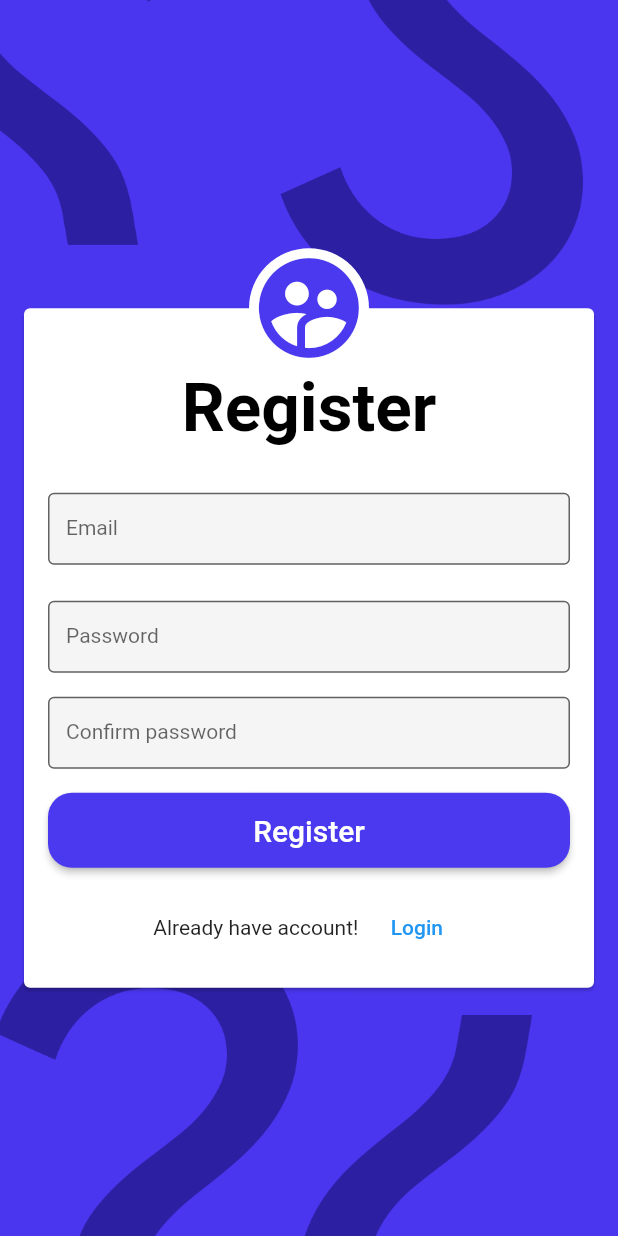
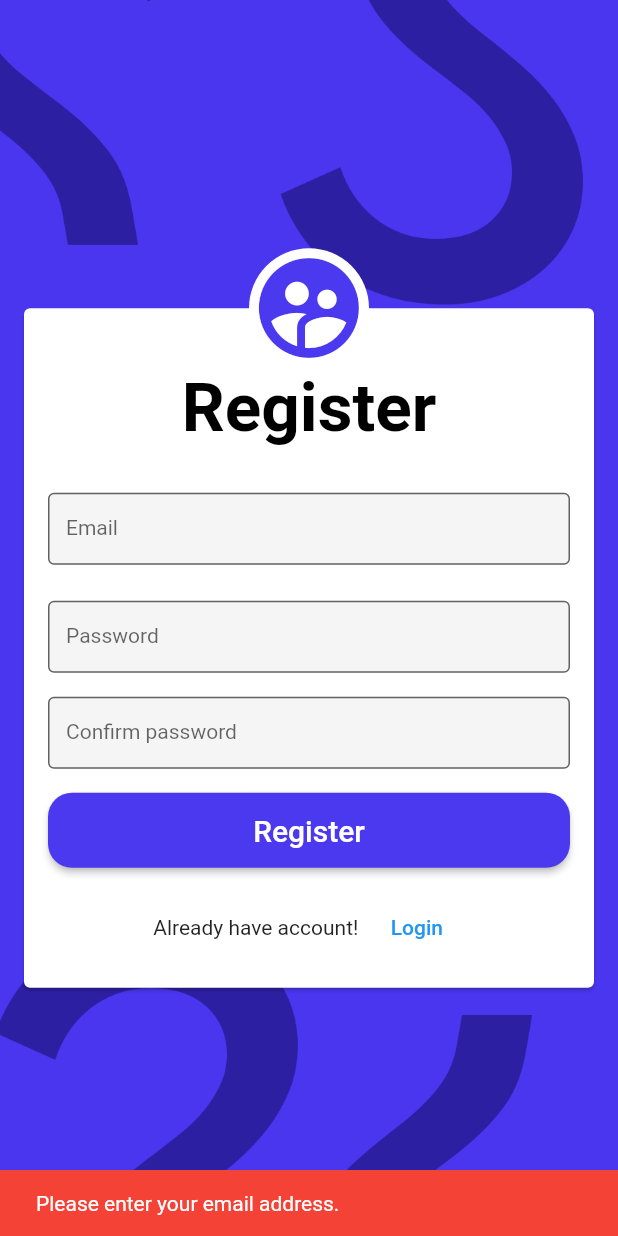
Before and after one commit to matthewgatto/crowd-flutter, a Flutter app: the RegisterPage screen opened by its route, after a tap on "Register", on a phone screen of 412 x 824 dp. Run offline on Flutter 3.47's test engine with Material 2 defaults, Android fonts, the phone set to English and light mode, and no system bars; drawn by our look-alikes of auto_size_text; our stand-ins replace cloud_firestore, dropdown_button2, easy_debounce, equatable, firebase_auth, firebase_core and 12 more; missing offline and left inert: json_path, mime_type; accounts and stored records are empty.

Commit message:
add register logic

```diff
--- a/lib/pages/register_page/register_page.dart
+++ b/lib/pages/register_page/register_page.dart
@@ -1,14 +1,67 @@
+import 'package:crowds/enum/snack_bar_type.dart';
+import 'package:crowds/services/snack_bar_service.dart';
 import 'package:crowds/widgets/base_scaffold.dart';
 import 'package:crowds/widgets/button_widget.dart';
 import 'package:crowds/widgets/text_form_field_widget.dart';
+import 'package:firebase_auth/firebase_auth.dart';
 import 'package:flutter/material.dart';
+import 'package:go_router/go_router.dart';
 
-class RegisterPage extends StatelessWidget {
+class RegisterPage extends StatefulWidget {
   const RegisterPage({super.key});
 
-  void _register(BuildContext context) {}
+  @override
+  State<RegisterPage> createState() => _RegisterPageState();
+}
 
-  void _login(BuildContext context) {}
+class _RegisterPageState extends State<RegisterPage> {
+  final _controllerUserName = TextEditingController();
+  final _controllerPassword = TextEditingController();
+  final _controllerPasswordConfirm = TextEditingController();
+
+  Future<void> _register(BuildContext context) async {
+    String? errorMessage;
+    if (_controllerUserName.text.isEmpty) {
+      errorMessage = "Please enter your email address.";
+    } else if (_controllerPassword.text.isEmpty) {
+      errorMessage = "Please enter your password.";
+    } else if (_controllerPasswordConfirm.text.isEmpty) {
+      errorMessage = "Please enter your password confirm.";
+    } else if (_controllerPassword.text != _controllerPasswordConfirm.text) {
+      errorMessage =
+          "Your passwords do not match. Please make sure that you enter the same password in both fields.";
+    }
+
+    if (errorMessage != null) {
+      SnackBarService.show(
+        context: context,
+        title: errorMessage,
+        type: SnackBarType.error,
+      );
+      return;
+    }
+
+    try {
+      await FirebaseAuth.instance.createUserWithEmailAndPassword(
+        email: _controllerUserName.text,
+        password: _controllerPassword.text,
+      );
+
+      context.pushReplacementNamed('createProfilePage');
+    } on FirebaseAuthException catch (e) {
+      SnackBarService.show(
+        context: context,
+        title: e.message ?? "register problem.",
+        type: SnackBarType.error,
+      );
+    } catch (e) {
+      print(e);
+    }
+  }
+
+  void _login(BuildContext context) {
+    context.pushReplacementNamed('loginPage');
+  }
 
   @override
   Widget build(BuildContext context) {
@@ -21,19 +74,21 @@ class RegisterPage extends StatelessWidget {
           TextFormFieldWidget(
             labelText: "Email",
             hintText: "Email",
-            controller: TextEditingController(),
+            controller: _controllerUserName,
           ),
           SizedBox(height: 24),
           TextFormFieldWidget(
             labelText: "Password",
             hintText: "Password",
-            controller: TextEditingController(),
+            obscureText: true,
+            controller: _controllerPassword,
           ),
           SizedBox(height: 16),
           TextFormFieldWidget(
             labelText: "Confirm password",
             hintText: "Confirm password",
-            controller: TextEditingController(),
+            obscureText: true,
+            controller: _controllerPasswordConfirm,
           ),
           SizedBox(height: 16),
           SizedBox(
@@ -41,7 +96,7 @@ class RegisterPage extends StatelessWidget {
             height: 50,
             child: ButtonWidget(
               title: "Register",
-              onPressed: () async => _register(context),
+              onPressed: () async => await _register(context),
             ),
           ),
           SizedBox(height: 16),
```
